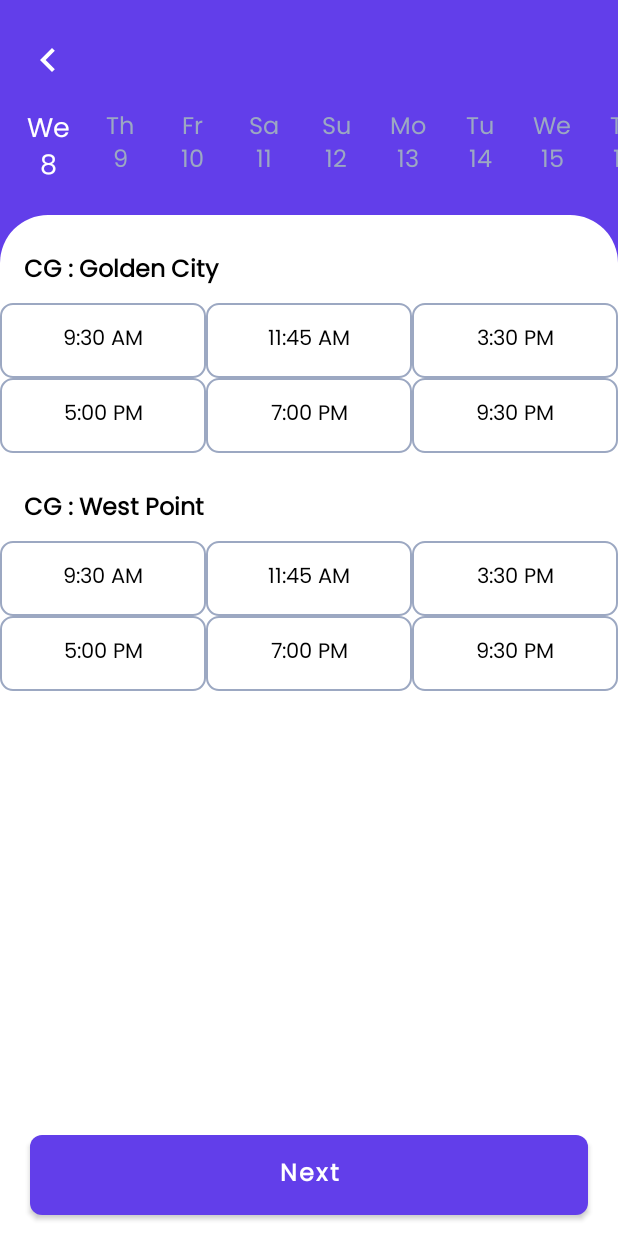
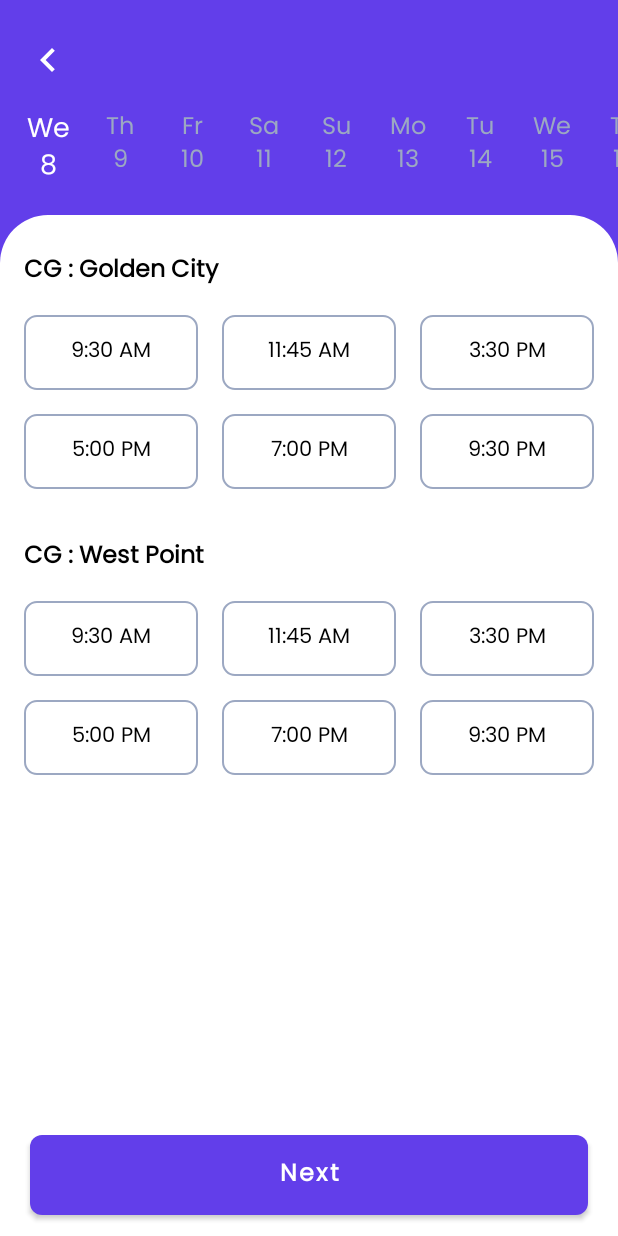
Before and after one commit to DevThurain/movie_ticket_app, an Android app: the ChooseCinemaActivity screen opened directly, with no data from a screen before it, on a phone screen of 412 x 824 dp. Run offline under Robolectric (Android 15) with nearby library versions, the light colour scheme and no system bars.

Commit message:
- fix cinema grid

```diff
--- a/app/src/main/res/layout/viewholder_cinema.xml
+++ b/app/src/main/res/layout/viewholder_cinema.xml
@@ -23,6 +23,7 @@
         android:layout_height="wrap_content"
         android:layout_below="@id/tvCinemaName"
         android:layout_marginTop="@dimen/margin_medium"
+        android:layout_marginHorizontal="@dimen/margin_medium"
         app:layoutManager="androidx.recyclerview.widget.GridLayoutManager"
         app:spanCount="3"
         tools:itemCount="6"
--- a/app/src/main/res/layout/viewholder_time.xml
+++ b/app/src/main/res/layout/viewholder_time.xml
@@ -4,6 +4,8 @@
     android:background="@drawable/background_radio_regular"
     xmlns:android="http://schemas.android.com/apk/res/android"
     android:layout_width="match_parent"
+    android:layout_marginHorizontal="@dimen/margin_medium"
+    android:layout_marginVertical="@dimen/margin_medium"
     android:layout_height="50dp">
 
     <TextView
```
